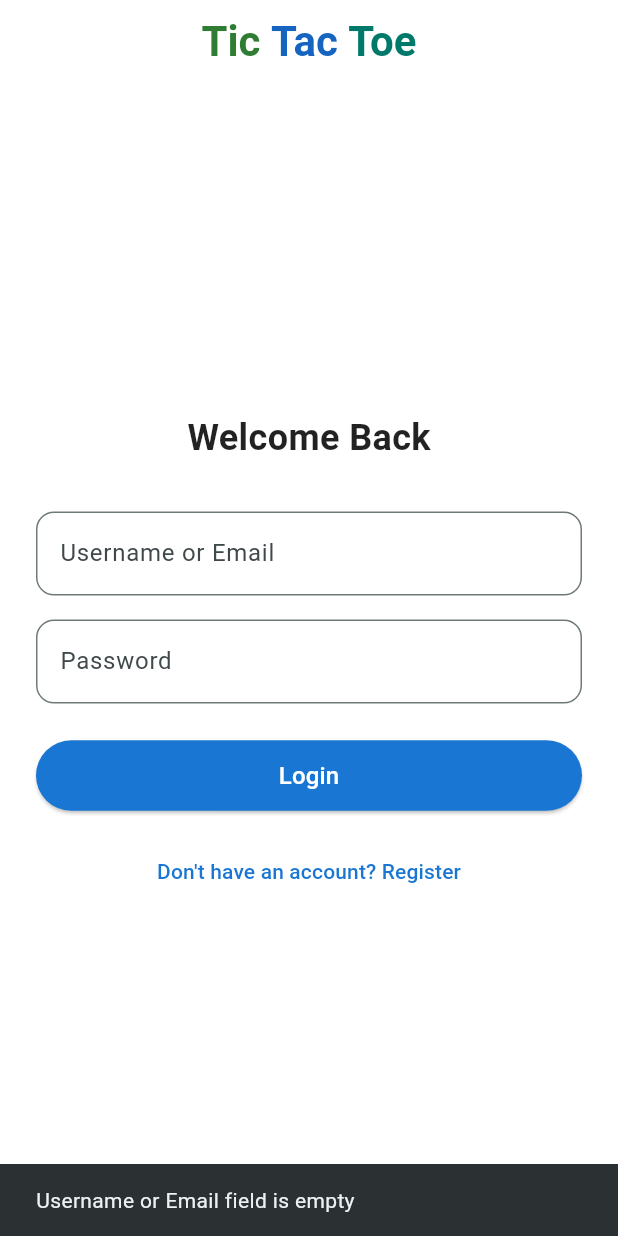
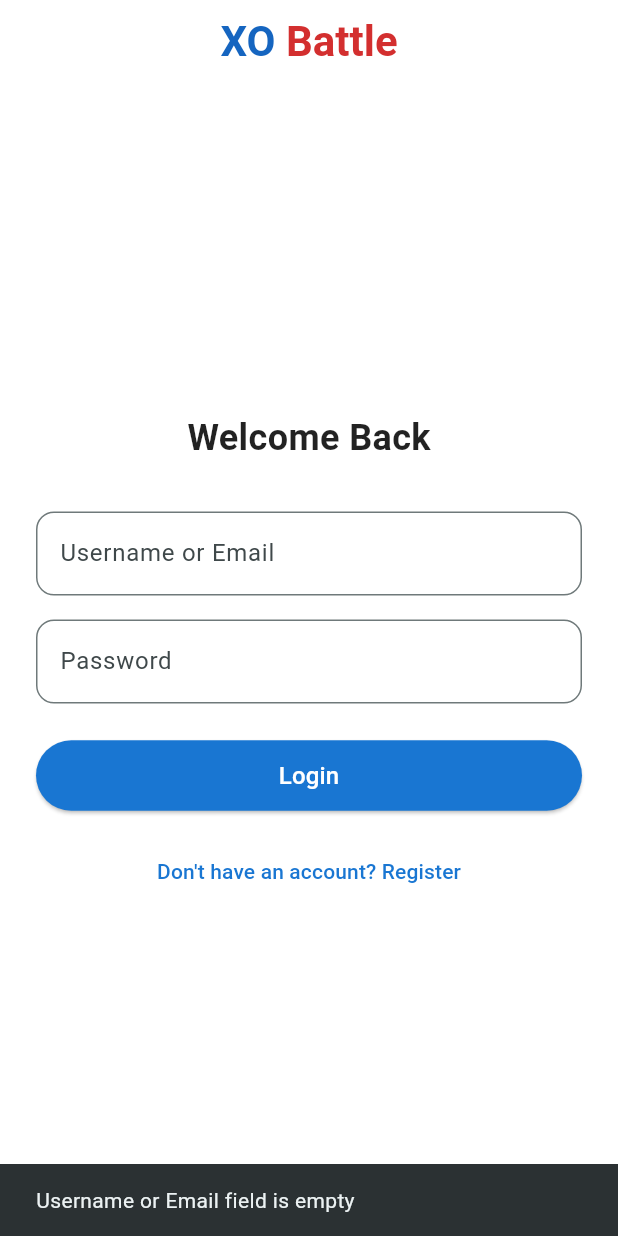
Before and after one commit to adhiraga/CapstoneTEKBER, a Flutter app: the screen it shows after launch, after a tap on "Login", on a phone screen of 412 x 824 dp. Run offline on Flutter 3.47's test engine with Material 3 defaults, Android fonts, the phone set to English and light mode, and no system bars; our stand-ins replace cloud_firestore, firebase_auth, firebase_core, just_audio; accounts and stored records are empty.

Commit message:
Final Push

```diff
--- a/lib/main.dart
+++ b/lib/main.dart
@@ -23,13 +23,13 @@ void main() async {
     }
   }
 
-  runApp(const TicTacTooApp());
+  runApp(const XOBattleApp());
 }
 
 enum GameMode { ai, multiplayer }
 
-class TicTacTooApp extends StatelessWidget {
-  const TicTacTooApp({super.key});
+class XOBattleApp extends StatelessWidget {
+  const XOBattleApp({super.key});
 
   @override
   Widget build(BuildContext context) {
--- a/lib/screens/auth_screen.dart
+++ b/lib/screens/auth_screen.dart
@@ -216,15 +216,7 @@ class _AuthScreenState extends State<AuthScreen> {
           mainAxisAlignment: MainAxisAlignment.center,
           children: [
             Text(
-              'Tic ',
-              style: TextStyle(
-                fontSize: 28,
-                fontWeight: FontWeight.bold,
-                color: Colors.green[800],
-              ),
-            ),
-            Text(
-              'Tac ',
+              'XO ',
               style: TextStyle(
                 fontSize: 28,
                 fontWeight: FontWeight.bold,
@@ -232,11 +224,11 @@ class _AuthScreenState extends State<AuthScreen> {
               ),
             ),
             Text(
-              'Toe',
+              'Battle',
               style: TextStyle(
                 fontSize: 28,
                 fontWeight: FontWeight.bold,
-                color: Colors.teal[700],
+                color: Colors.red[700],
               ),
             ),
           ],
```
Also changed, not shown: 1 other file.
